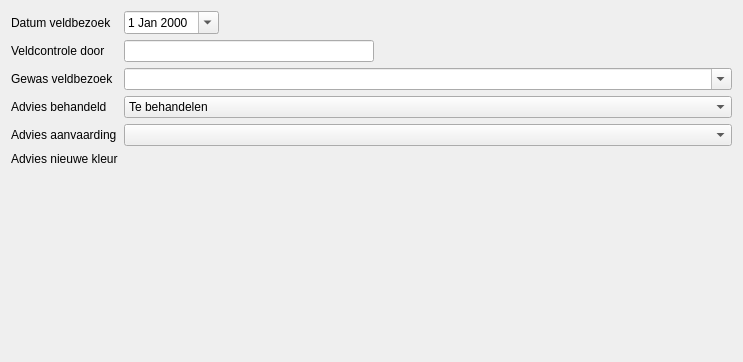
Old version of the form parceleditwindow/ui_quickedit.ui in the repository DOV-Vlaanderen/erosiebezwaren.
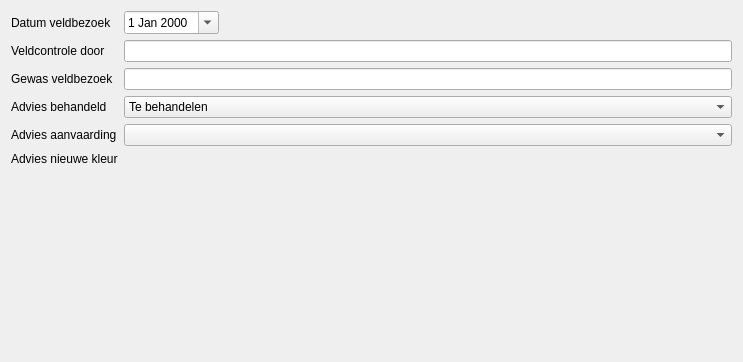
New version of the form. Custom widgets are drawn as their Qt base class.

```diff
--- a/parceleditwindow/ui_quickedit.ui
+++ b/parceleditwindow/ui_quickedit.ui
@@ -47,7 +47,7 @@
    <item row="1" column="1">
     <widget class="ValueLineEdit" name="efw_veldcontrole_door">
      <property name="sizePolicy">
-      <sizepolicy hsizetype="Maximum" vsizetype="Fixed">
+      <sizepolicy hsizetype="Preferred" vsizetype="Fixed">
        <horstretch>0</horstretch>
        <verstretch>0</verstretch>
       </sizepolicy>
@@ -67,13 +67,6 @@
      </property>
     </widget>
    </item>
-   <item row="2" column="1">
-    <widget class="QComboBox" name="cmb_gewas_veldbezoek">
-     <property name="editable">
-      <bool>true</bool>
-     </property>
-    </widget>
-   </item>
    <item row="3" column="0">
     <widget class="QLabel" name="lb_advies_behandeld">
      <property name="text">
@@ -136,6 +129,22 @@
    <item row="5" column="1">
     <widget class="SensitivityButtonBox" name="efw_advies_nieuwe_kleur" native="true"/>
    </item>
+   <item row="2" column="1">
+    <widget class="ValueLineEdit" name="efw_gewas_veldbezoek">
+     <property name="sizePolicy">
+      <sizepolicy hsizetype="Preferred" vsizetype="Fixed">
+       <horstretch>0</horstretch>
+       <verstretch>0</verstretch>
+      </sizepolicy>
+     </property>
+     <property name="minimumSize">
+      <size>
+       <width>250</width>
+       <height>0</height>
+      </size>
+     </property>
+    </widget>
+   </item>
   </layout>
  </widget>
  <customwidgets>
```
Left out of the diff: 24 changed lines with no effect on the pictures.
